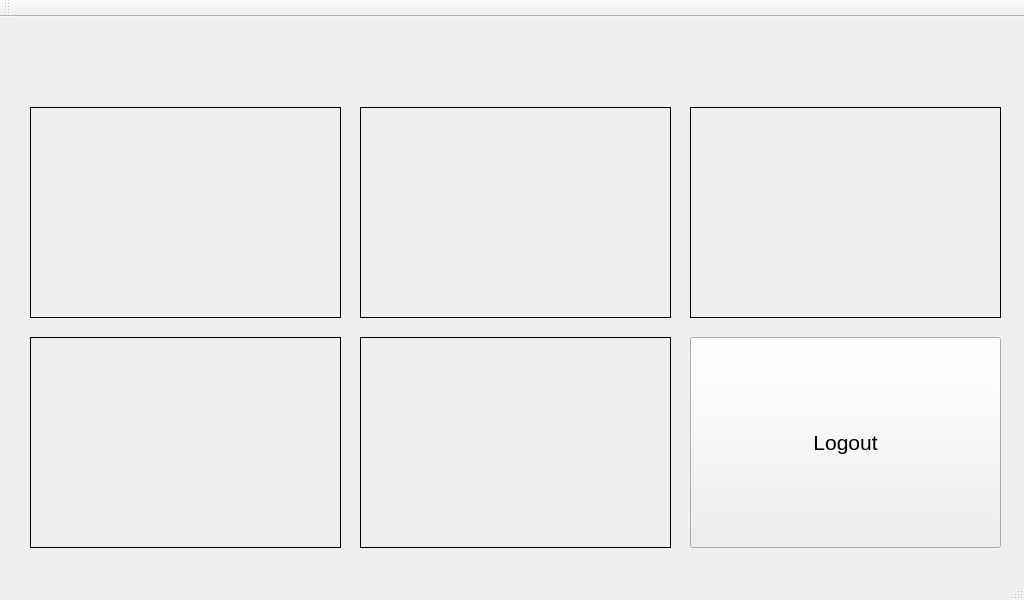
The window that GUI_Qt/SmartScale/itemSuggestion.ui (twschung/IoT-Smart-Scale) describes before a commit, drawn with Qt 5.
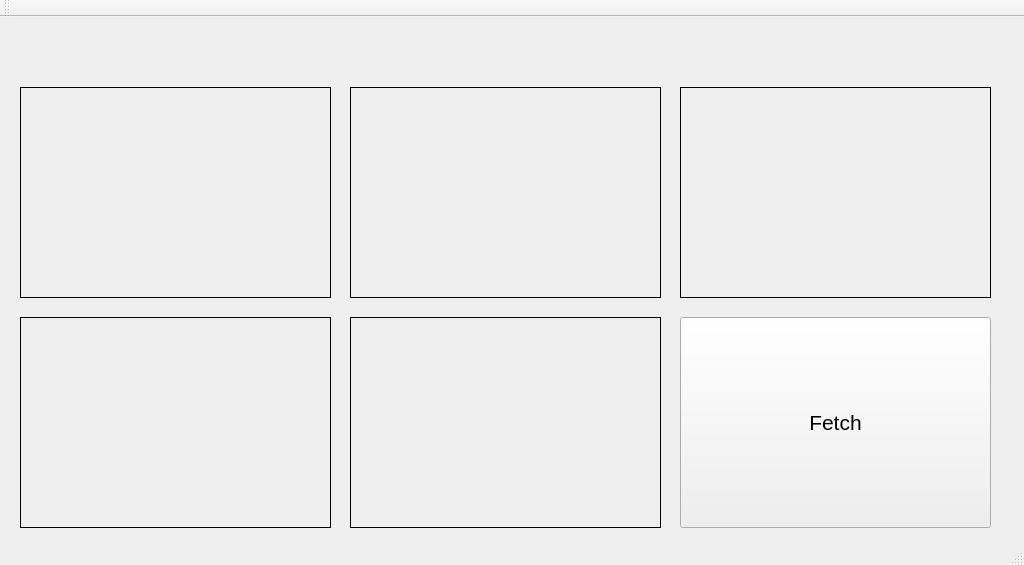
The same window after the commit.

```diff
--- a/GUI_Qt/SmartScale/itemSuggestion.ui
+++ b/GUI_Qt/SmartScale/itemSuggestion.ui
@@ -7,7 +7,7 @@
     <x>0</x>
     <y>0</y>
     <width>1024</width>
-    <height>600</height>
+    <height>565</height>
    </rect>
   </property>
   <property name="windowTitle">
@@ -17,8 +17,8 @@
    <widget class="QLabel" name="lblStatus">
     <property name="geometry">
      <rect>
-      <x>30</x>
-      <y>30</y>
+      <x>20</x>
+      <y>10</y>
       <width>961</width>
       <height>31</height>
      </rect>
@@ -37,8 +37,8 @@
    <widget class="QPushButton" name="btnLogout">
     <property name="geometry">
      <rect>
-      <x>690</x>
-      <y>320</y>
+      <x>680</x>
+      <y>300</y>
       <width>311</width>
       <height>211</height>
      </rect>
@@ -49,14 +49,14 @@
      </font>
     </property>
     <property name="text">
-     <string>Logout</string>
+     <string>Fetch</string>
     </property>
    </widget>
    <widget class="QLabel" name="lblItem1">
     <property name="geometry">
      <rect>
-      <x>30</x>
-      <y>90</y>
+      <x>20</x>
+      <y>70</y>
       <width>311</width>
       <height>211</height>
      </rect>
@@ -71,8 +71,8 @@
    <widget class="QLabel" name="lblItem2">
     <property name="geometry">
      <rect>
-      <x>360</x>
-      <y>90</y>
+      <x>350</x>
+      <y>70</y>
       <width>311</width>
       <height>211</height>
      </rect>
@@ -87,8 +87,8 @@
    <widget class="QLabel" name="lblItem3">
     <property name="geometry">
      <rect>
-      <x>690</x>
-      <y>90</y>
+      <x>680</x>
+      <y>70</y>
       <width>311</width>
       <height>211</height>
      </rect>
@@ -103,8 +103,8 @@
    <widget class="QLabel" name="lblItem4">
     <property name="geometry">
      <rect>
-      <x>30</x>
-      <y>320</y>
+      <x>20</x>
+      <y>300</y>
       <width>311</width>
       <height>211</height>
      </rect>
@@ -119,8 +119,8 @@
    <widget class="QLabel" name="lblItem5">
     <property name="geometry">
      <rect>
-      <x>360</x>
-      <y>320</y>
+      <x>350</x>
+      <y>300</y>
       <width>311</width>
       <height>211</height>
      </rect>
```
